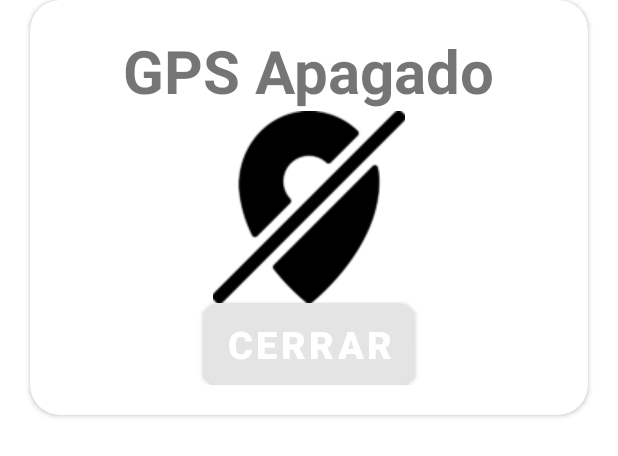
After one commit to infinity416/INIFAP_APP, an Android app: the layout alertdialog_offgps.xml on its own in the app's theme, with its tools: preview values and no code run, on a phone screen of 412 x 824 dp. The commit adds this screen. Shown: the top 456 px of the screen. Run offline under Robolectric (Android 15) with nearby library versions, the phone set to English and light mode, and no system bars.

Commit message:
25/06/2024

```diff
--- /dev/null
+++ b/app/src/main/res/layout/alertdialog_offgps.xml
@@ -0,0 +1,47 @@
+<?xml version="1.0" encoding="utf-8"?>
+<androidx.cardview.widget.CardView xmlns:android="http://schemas.android.com/apk/res/android"
+    android:layout_width="match_parent"
+    android:layout_height="wrap_content"
+    xmlns:app="http://schemas.android.com/apk/res-auto"
+    app:cardBackgroundColor="@color/white"
+    app:cardCornerRadius="20dp"
+    android:layout_marginHorizontal="20dp"
+    android:id="@+id/alertwifi">
+
+    <LinearLayout
+        android:layout_width="match_parent"
+        android:layout_height="match_parent"
+        android:gravity="center"
+        android:orientation="vertical"
+        android:padding="20dp">
+
+        <TextView
+            android:id="@+id/msmdialogwifi"
+            android:layout_width="wrap_content"
+            android:layout_height="wrap_content"
+            android:gravity="center"
+            android:text="GPS Apagado"
+            android:textSize="40dp"
+            android:textStyle="bold" />
+
+        <ImageView
+            android:id="@+id/imageView"
+            android:layout_width="wrap_content"
+            android:layout_height="wrap_content"
+            android:gravity="center"
+            android:orientation="vertical"
+            app:srcCompat="@drawable/off_map" />
+
+        <Button
+            android:id="@+id/btnclose8"
+            android:layout_width="wrap_content"
+            android:layout_height="wrap_content"
+            android:background="@drawable/style_border"
+            android:text="Cerrar"
+            android:gravity="center"
+            android:textSize="25dp"
+            android:textStyle="bold" />
+
+    </LinearLayout>
+
+</androidx.cardview.widget.CardView>
--- a/app/src/main/res/layout/card_layout.xml
+++ b/app/src/main/res/layout/card_layout.xml
@@ -148,8 +148,9 @@
             android:layout_marginBottom="138dp"
             android:layout_toEndOf="@+id/textView3"
             android:text="{Data}"
-            android:textColor="@color/black"
-            android:textSize="16sp"/>
+            android:textColor="@color/textriegocard"
+            android:textSize="16sp"
+            android:textStyle="bold"/>
 
         <TextView
             android:id="@+id/textView10"
--- a/app/src/main/res/layout/fragment_busqueda.xml
+++ b/app/src/main/res/layout/fragment_busqueda.xml
@@ -30,7 +30,8 @@
        android:id="@+id/map"
        android:name="com.google.android.gms.maps.SupportMapFragment"
        android:layout_width="match_parent"
-       android:layout_marginVertical="300dp"
+       android:layout_gravity="bottom"
+
        android:layout_height="402dp"
        android:layout_marginTop="150dp"
        map:cameraZoom="10"
--- a/app/src/main/res/values/colors.xml
+++ b/app/src/main/res/values/colors.xml
@@ -15,4 +15,8 @@
     <color name="saveAction">#8DC63F</color>
     <color name="updateAction">#00AEEF</color>
     <color name="deleteAction">#BE1E2D</color>
+    <color name="graficas1">#9E4068</color>
+    <color name="graficas2">#6C40CD</color>
+    <color name="textriegocard">#00A4E1</color>
+
 </resources>
```
Also changed, not shown: app/src/main/java/com/example/riego/FormParcela.kt (+42 -2 lines), app/src/main/java/com/example/riego/fragments/BusquedaFragment.kt (+45 -6 lines), app/src/main/java/com/example/riego/fragments/GraficoFragment.kt (+16 -2 lines), app/src/main/java/com/example/riego/fragments/HistoricoFragment.kt (+2 -9 lines), app/src/main/res/layout/activity_form_parcela.xml (+4 -6 lines), app/src/main/res/drawable/off_map.png (added).
